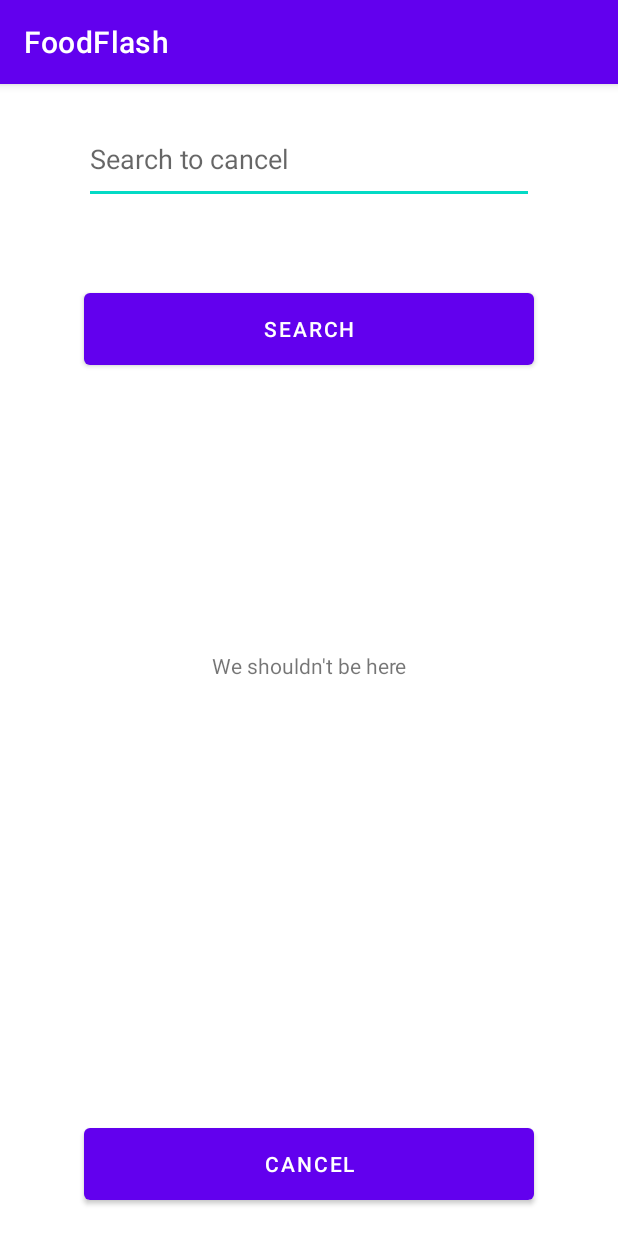
After one commit to 9brian/Food, an Android app: the CancelActivity screen opened directly, with no data from a screen before it, on a phone screen of 412 x 824 dp. The commit adds this screen. Run offline under Robolectric (Android 15) with nearby library versions, the phone set to English and light mode, and no system bars; our stand-ins replace Room's generated code.

Commit message:
Finish Cancel Order

```diff
--- a/app/src/main/AndroidManifest.xml
+++ b/app/src/main/AndroidManifest.xml
@@ -11,6 +11,9 @@
         android:supportsRtl="true"
         android:theme="@style/Theme.FoodFlash"
         tools:targetApi="31">
+        <activity
+            android:name=".CancelActivity"
+            android:exported="false" />
         <activity
             android:name=".HistoryActivity"
             android:exported="false" />
--- /dev/null
+++ b/app/src/main/java/com/example/foodflash/CancelActivity.java
@@ -0,0 +1,199 @@
+package com.example.foodflash;
+
+import androidx.appcompat.app.AppCompatActivity;
+import androidx.room.Room;
+
+import android.content.Context;
+import android.content.Intent;
+import android.os.Bundle;
+import android.util.Log;
+import android.view.View;
+import android.widget.ArrayAdapter;
+import android.widget.AutoCompleteTextView;
+import android.widget.Button;
+import android.widget.TextView;
+import android.widget.Toast;
+
+import com.example.foodflash.DB.AppDataBase;
+import com.example.foodflash.DB.CartDAO;
+import com.example.foodflash.DB.ItemDAO;
+import com.example.foodflash.DB.UserDAO;
+import com.example.foodflash.databinding.ActivityCancelBinding;
+
+import java.lang.reflect.Array;
+import java.util.ArrayList;
+import java.util.List;
+
+public class CancelActivity extends AppCompatActivity {
+
+    //    https://www.youtube.com/watch?v=JB3ETK5mh3c
+    //    Used this to find a way to have autocomplete based on db
+    AutoCompleteTextView cancelBar;
+    Button fetchItem;
+    TextView confirmItem;
+    Button cancelItemButton;
+
+    ActivityCancelBinding binding;
+
+    CartDAO mCartDAO;
+    ItemDAO mItemDAO;
+    UserDAO mUserDAO;
+    List<Cart> userCart;
+
+    User mFoundUser;
+    User mUser;
+    User mNewUser;
+
+    Item heldItem;
+    Item mItemFinder;
+
+    Cart mNewCart;
+    Cart mCartFinder;
+
+
+    @Override
+    protected void onCreate(Bundle savedInstanceState) {
+        super.onCreate(savedInstanceState);
+        setContentView(R.layout.activity_cancel);
+
+        binding = ActivityCancelBinding.inflate(getLayoutInflater());
+        setContentView(binding.getRoot());
+
+        cancelBar = binding.cancelAutocomplete;
+        fetchItem = binding.cancelSearchItemButton;
+        confirmItem = binding.searchedItemTextview;
+        cancelItemButton = binding.cancelItemButton;
+
+        mUserDAO = Room.databaseBuilder(this, AppDataBase.class, AppDataBase.DATABASE_NAME)
+                .allowMainThreadQueries().build().UserDAO();
+        mItemDAO = Room.databaseBuilder(this, AppDataBase.class, AppDataBase.DATABASE_NAME)
+                .allowMainThreadQueries().build().ItemDAO();
+        mCartDAO = Room.databaseBuilder(this, AppDataBase.class, AppDataBase.DATABASE_NAME)
+                .allowMainThreadQueries().build().CartDAO();
+
+//        https://www.geeksforgeeks.org/how-to-send-data-from-one-activity-to-second-activity-in-android/
+//      Manual intent bc changing the function would break the activity
+        Intent intent = getIntent();
+        String name = intent.getStringExtra("name");
+
+
+        if (findUser(name)){
+            mUser = mUserDAO.getUserByName(name);
+            int userId = mUser.getUserId();
+
+            userCart = mCartDAO.getItemsByUserId(userId);
+
+            List<String> itemName = new ArrayList<>();
+            for(Cart cart : userCart){
+                int itemId = cart.getMenuId();
+
+                Item item = mItemDAO.getItemsByItemId(itemId);
+                itemName.add(item.getItemName());
+            }
+
+            ArrayAdapter<String> adapter = new ArrayAdapter<String>(this, android.R.layout.simple_list_item_1, itemName);
+            cancelBar.setAdapter(adapter);
+
+            Log.d("tagging", userCart.toString());
+
+            fetchItem.setOnClickListener(new View.OnClickListener() {
+                @Override
+                public void onClick(View view) {
+                    String search = cancelBar.getText().toString();
+
+                    if (itemExists(search)){
+                        heldItem = mItemDAO.getItemByName(search);
+                        int menuId = heldItem.getItemId();
+                        String itemName = heldItem.getItemName();
+
+                        if(cartExists(userId, menuId)){
+                            confirmItem.setText(heldItem.toString() + "\n Would you like to cancel?");
+                        } else {
+                            confirmItem.setText(name + " does not have " + itemName + " in their cart");
+                        }
+
+
+//                        Log.d("tag", heldItem.toString());
+
+
+                    }
+                    else{
+                        confirmItem.setText("Item does not exist.");
+                    }
+                }
+            });
+
+            cancelItemButton.setOnClickListener(new View.OnClickListener() {
+                @Override
+                public void onClick(View view) {
+                    String search = cancelBar.getText().toString();
+
+                    if (itemExists(search)){
+                        heldItem = mItemDAO.getItemByName(search);
+//                        https://www.geeksforgeeks.org/how-to-send-data-from-one-activity-to-second-activity-in-android/
+//                        Manual intent bc changing the function would break the activity
+                        Intent i = getIntent();
+                        String name = i.getStringExtra("name");
+
+
+                        int menuId = heldItem.getItemId();
+                        String item = heldItem.getItemName();
+                        if(findUser(name)){
+
+                            mNewUser = mUserDAO.getUserByName(name);
+                            int userId = mNewUser.getUserId();
+
+                            if (cartExists(userId, menuId)){
+                                mNewCart = mCartDAO.getCartByUserMenu(menuId, userId);
+
+//                            Log.d("tag", mNewCart.toString());
+//                            Cart newCart = new Cart(mItemId, mFoundId);
+                                mCartDAO.delete(mNewCart);
+                                confirmItem.setText("");
+//                        Log.d("tagging", newCart.toString());
+                                Toast.makeText(CancelActivity.this, "Cancel was successful", Toast.LENGTH_SHORT).show();
+                            } else {
+                                Toast.makeText(CancelActivity.this, name + " does not have " + item + " in their cart", Toast.LENGTH_SHORT).show();
+                            }
+
+
+                        } else{
+                            Toast.makeText(CancelActivity.this, "This shouldn't pop up", Toast.LENGTH_SHORT).show();
+                        }
+
+                    } else {
+                        Toast.makeText(CancelActivity.this, "This shouldn't pop up", Toast.LENGTH_SHORT).show();
+                    }
+
+                }
+            });
+
+
+        } else {
+            confirmItem.setText("We shouldn't be here");
+        }
+
+    }
+
+    private boolean cartExists(int userId, int menuId){
+        mCartFinder = mCartDAO.getCartByUserMenu(menuId, userId);
+        // Returns true if user does exist
+        return mCartFinder != null;
+    }
+
+    private boolean itemExists(String itemName){
+        mItemFinder = mItemDAO.getItemByName(itemName);
+        // Returns true if user does exist
+        return mItemFinder != null;
+    }
+
+    private boolean findUser(String userName){
+        mFoundUser = mUserDAO.getUserByName(userName);
+        return mFoundUser != null;
+    }
+
+    public static Intent getIntent(Context context){
+        Intent intent = new Intent(context, CancelActivity.class);
+        return intent;
+    }
+}
--- a/app/src/main/java/com/example/foodflash/DB/CartDAO.java
+++ b/app/src/main/java/com/example/foodflash/DB/CartDAO.java
@@ -25,4 +25,7 @@ public interface CartDAO {
 
     @Query("SELECT * FROM " + AppDataBase.CART_TABLE + " WHERE mUserId = :userId")
     List<Cart> getItemsByUserId(int userId);
+
+    @Query("SELECT * FROM " + AppDataBase.CART_TABLE + " WHERE mUserId = :userId AND mMenuId = :menuId")
+    Cart getCartByUserMenu(int menuId, int userId);
 }
--- a/app/src/main/java/com/example/foodflash/DB/ItemDAO.java
+++ b/app/src/main/java/com/example/foodflash/DB/ItemDAO.java
@@ -6,9 +6,7 @@ import androidx.room.Insert;
 import androidx.room.Query;
 import androidx.room.Update;
 
-import com.example.foodflash.Cart;
 import com.example.foodflash.Item;
-import com.example.foodflash.User;
 
 import java.util.List;
 
@@ -34,5 +32,5 @@ public interface ItemDAO {
     Item getAllItems();
 
     @Query("SELECT * FROM " + AppDataBase.ITEM_TABLE + " WHERE mItemId = :itemId")
-    Item getItemsByUserId(int itemId);
+    Item getItemsByItemId(int itemId);
 }
--- a/app/src/main/java/com/example/foodflash/DB/UserDAO.java
+++ b/app/src/main/java/com/example/foodflash/DB/UserDAO.java
@@ -35,6 +35,5 @@ public interface UserDAO {
     @Query("SELECT * FROM " + AppDataBase.USER_TABLE)
     List<User> getAllUsers();
 
-    // Order History 6
     // Cancel 7
 }
--- a/app/src/main/java/com/example/foodflash/LandingPageActivity.java
+++ b/app/src/main/java/com/example/foodflash/LandingPageActivity.java
@@ -108,7 +108,13 @@ public class LandingPageActivity extends AppCompatActivity {
         mCancelButton.setOnClickListener(new View.OnClickListener() {
             @Override
             public void onClick(View view) {
+                Intent i = getIntent();
+                String name = i.getStringExtra("name");
 
+
+                Intent intent = new Intent(getApplicationContext(), CancelActivity.class);
+                intent.putExtra("name", name);
+                startActivity(intent);
             }
         });
 
--- /dev/null
+++ b/app/src/main/res/layout/activity_cancel.xml
@@ -0,0 +1,55 @@
+<?xml version="1.0" encoding="utf-8"?>
+<androidx.constraintlayout.widget.ConstraintLayout xmlns:android="http://schemas.android.com/apk/res/android"
+    xmlns:app="http://schemas.android.com/apk/res-auto"
+    xmlns:tools="http://schemas.android.com/tools"
+    android:layout_width="match_parent"
+    android:layout_height="match_parent"
+    tools:context=".CancelActivity">
+
+    <AutoCompleteTextView
+        android:id="@+id/cancel_autocomplete"
+        android:layout_width="300dp"
+        android:layout_height="60dp"
+        android:layout_marginBottom="528dp"
+        android:completionThreshold="1"
+        android:hint="Search to cancel"
+        app:layout_constraintBottom_toBottomOf="parent"
+        app:layout_constraintEnd_toEndOf="parent"
+        app:layout_constraintStart_toStartOf="parent"
+        app:layout_constraintTop_toTopOf="parent"
+        app:layout_constraintVertical_bias="0.111" />
+
+    <Button
+        android:id="@+id/cancel_search_item_button"
+        android:layout_width="300dp"
+        android:layout_height="60dp"
+        android:text="Search"
+        app:layout_constraintBottom_toBottomOf="parent"
+        app:layout_constraintEnd_toEndOf="parent"
+        app:layout_constraintStart_toStartOf="parent"
+        app:layout_constraintTop_toBottomOf="@id/cancel_autocomplete"
+        app:layout_constraintVertical_bias="0.085" />
+
+    <TextView
+        android:id="@+id/searched_item_textview"
+        android:layout_width="310dp"
+        android:layout_height="298dp"
+        android:gravity="center"
+        app:layout_constraintBottom_toBottomOf="parent"
+        app:layout_constraintEnd_toEndOf="parent"
+        app:layout_constraintStart_toStartOf="parent"
+        app:layout_constraintTop_toBottomOf="@id/cancel_search_item_button"
+        app:layout_constraintVertical_bias="0.164" />
+
+    <Button
+        android:id="@+id/cancel_item_button"
+        android:layout_width="300dp"
+        android:layout_height="60dp"
+        android:text="Cancel"
+        app:layout_constraintBottom_toBottomOf="parent"
+        app:layout_constraintEnd_toEndOf="parent"
+        app:layout_constraintStart_toStartOf="parent"
+        app:layout_constraintTop_toBottomOf="@id/searched_item_textview"
+        app:layout_constraintVertical_bias="0.895" />
+
+</androidx.constraintlayout.widget.ConstraintLayout>
```
Also changed, not shown: app/src/main/java/com/example/foodflash/HistoryActivity.java (+1 -41 lines).
